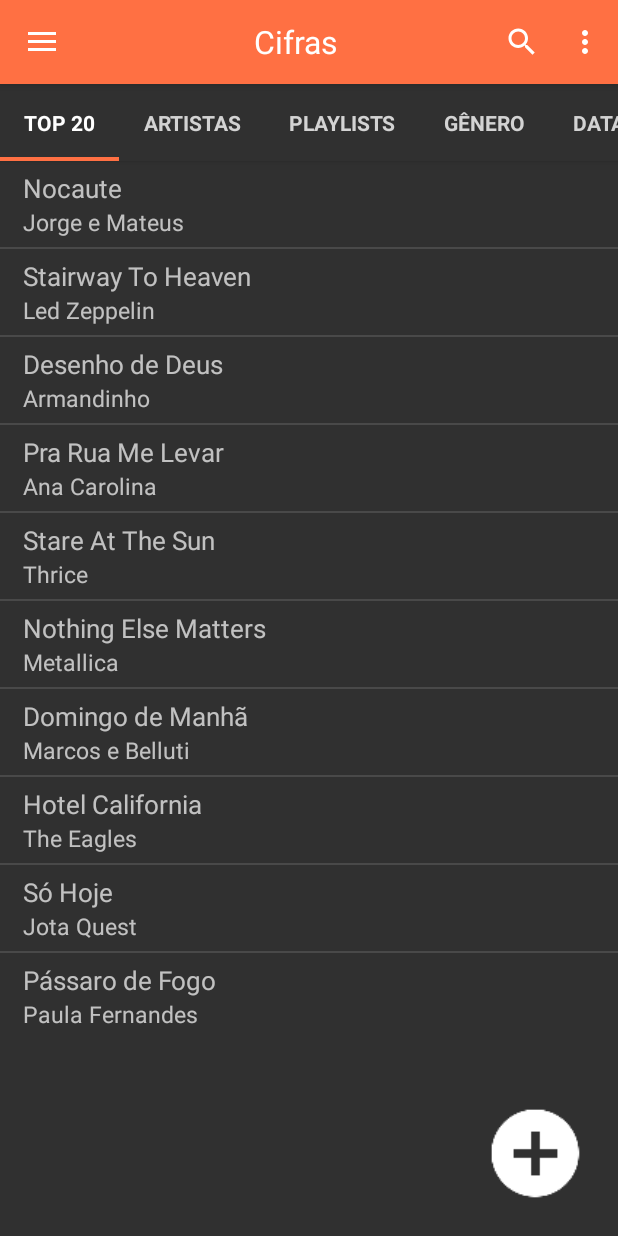
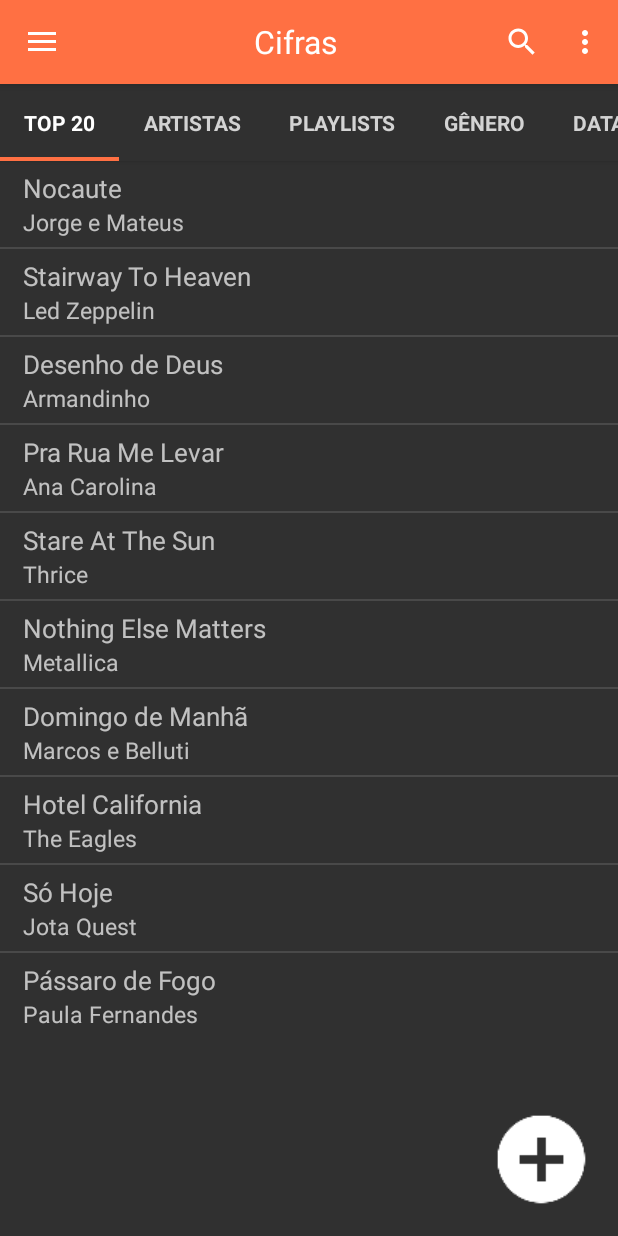
Before and after one commit to Marcelexx/autocifra, an Android app: the screen it shows after launch (MainActivity), on a phone screen of 412 x 824 dp. Run offline under Robolectric (Android 15) with nearby library versions, the phone set to English and light mode, and no system bars.

Commit message:
Padronização de código e remoção de Warnings; Ajuste de margens;

```diff
--- a/app/src/main/java/marceloferracin/autocifra/activities/MainActivity.java
+++ b/app/src/main/java/marceloferracin/autocifra/activities/MainActivity.java
@@ -33,7 +33,6 @@ public class MainActivity extends AppCompatActivity {
 
     @Override
     public boolean onOptionsItemSelected(MenuItem item) {
-        // The action bar home/up action should open or close the drawer.
         switch (item.getItemId()) {
             case android.R.id.home:
                 mDrawer.openDrawer(GravityCompat.START);
--- a/app/src/main/java/marceloferracin/autocifra/adapters/CifrasViewPagerAdapter.java
+++ b/app/src/main/java/marceloferracin/autocifra/adapters/CifrasViewPagerAdapter.java
@@ -16,8 +16,8 @@ public class CifrasViewPagerAdapter extends FragmentStatePagerAdapter {
     private CharSequence mTitles[];
     private int mNumOfTabs;
 
-    public CifrasViewPagerAdapter(FragmentManager fm, CharSequence titles[], int numOfTabs) {
-        super(fm);
+    public CifrasViewPagerAdapter(FragmentManager fragmentManager, CharSequence titles[], int numOfTabs) {
+        super(fragmentManager);
 
         mTitles = titles;
         mNumOfTabs = numOfTabs;
--- a/app/src/main/java/marceloferracin/autocifra/adapters/PlaylistCifrasListAdapter.java
+++ b/app/src/main/java/marceloferracin/autocifra/adapters/PlaylistCifrasListAdapter.java
@@ -51,7 +51,6 @@ public class PlaylistCifrasListAdapter extends ArrayAdapter<PlaylistItem> {
     @Override
     public View getView(int position, View convertView, ViewGroup parent) {
         if (convertView == null) {
-            //TODO Trocar layout de item
             convertView = LayoutInflater.from(mActivity).inflate(R.layout.playlist_cifas_item, null);
         }
 
--- a/app/src/main/java/marceloferracin/autocifra/adapters/TopCifrasListAdapter.java
+++ b/app/src/main/java/marceloferracin/autocifra/adapters/TopCifrasListAdapter.java
@@ -66,6 +66,7 @@ public class TopCifrasListAdapter extends ArrayAdapter<CifraItem> implements Sec
         return convertView;
     }
 
+    //TODO Trocar desta aba para a de Artistas
     @Override
     public int getPositionForSection(int section) {
         for (int i = section; i >= 0; i--) {
--- a/app/src/main/java/marceloferracin/autocifra/fragments/CifrasFragment.java
+++ b/app/src/main/java/marceloferracin/autocifra/fragments/CifrasFragment.java
@@ -38,7 +38,7 @@ public class CifrasFragment extends Fragment {
         cifrasViewPager.setAdapter(cifrasViewPagerAdapter);
 
         SlidingTabLayout cifrasSlidingTabs = (SlidingTabLayout) v.findViewById(R.id.cifrasSlidingTabs);
-        cifrasSlidingTabs.setDistributeEvenly(true); // To make the Tabs Fixed set this true, This makes the tabs Space Evenly in Available width
+        cifrasSlidingTabs.setDistributeEvenly(true);
 
         cifrasSlidingTabs.setCustomTabColorizer(new SlidingTabLayout.TabColorizer() {
             @Override
--- a/app/src/main/java/marceloferracin/autocifra/fragments/PlaylistCifrasFragment.java
+++ b/app/src/main/java/marceloferracin/autocifra/fragments/PlaylistCifrasFragment.java
@@ -36,7 +36,6 @@ public class PlaylistCifrasFragment extends Fragment {
         //TODO Ler do servidor
         List<PlaylistItem> playlistItemList = setPartialPlaylists();
 
-        //TODO Trocar layout do item
         final PlaylistCifrasListAdapter adapter = new PlaylistCifrasListAdapter(getActivity(), R.layout.playlist_cifas_item, playlistItemList);
         playlistCypherListView.setAdapter(adapter);
     }
--- a/app/src/main/java/marceloferracin/autocifra/layout/IndexScroller.java
+++ b/app/src/main/java/marceloferracin/autocifra/layout/IndexScroller.java
@@ -153,7 +153,7 @@ public class IndexScroller {
         return false;
     }
 
-    public void onSizeChanged(int w, int h, int oldw, int oldh) {
+    public void onSizeChanged(int w, int h) {
         mListViewWidth = w;
         mListViewHeight = h;
         mIndexbarRect = new RectF(w - mIndexbarMargin - mIndexbarWidth
--- a/app/src/main/java/marceloferracin/autocifra/layout/IndexableListView.java
+++ b/app/src/main/java/marceloferracin/autocifra/layout/IndexableListView.java
@@ -96,10 +96,7 @@ public class IndexableListView extends ListView {
 
     @Override
     public boolean onInterceptTouchEvent(MotionEvent ev) {
-        if (mScroller.contains(ev.getX(), ev.getY()))
-            return true;
-
-        return super.onInterceptTouchEvent(ev);
+        return mScroller.contains(ev.getX(), ev.getY()) || super.onInterceptTouchEvent(ev);
     }
 
     @Override
@@ -113,7 +110,7 @@ public class IndexableListView extends ListView {
     protected void onSizeChanged(int w, int h, int oldw, int oldh) {
         super.onSizeChanged(w, h, oldw, oldh);
         if (mScroller != null)
-            mScroller.onSizeChanged(w, h, oldw, oldh);
+            mScroller.onSizeChanged(w, h);
     }
 
 }
--- a/app/src/main/java/marceloferracin/autocifra/layout/SlidingTabLayout.java
+++ b/app/src/main/java/marceloferracin/autocifra/layout/SlidingTabLayout.java
@@ -42,7 +42,7 @@ public class SlidingTabLayout extends HorizontalScrollView {
     private boolean mDistributeEvenly;
 
     private ViewPager mViewPager;
-    private SparseArray<String> mContentDescriptions = new SparseArray<String>();
+    private SparseArray<String> mContentDescriptions = new SparseArray<>();
     private ViewPager.OnPageChangeListener mViewPagerPageChangeListener;
 
     private final SlidingTabStrip mTabStrip;
--- a/app/src/main/java/marceloferracin/autocifra/layout/SlidingTabStrip.java
+++ b/app/src/main/java/marceloferracin/autocifra/layout/SlidingTabStrip.java
@@ -43,7 +43,6 @@ public class SlidingTabStrip extends LinearLayout {
     private final int mSelectedIndicatorThickness;
     private final Paint mSelectedIndicatorPaint;
 
-    private final int mDefaultBottomBorderColor;
 
     private int mSelectedPosition;
     private float mSelectionOffset;
@@ -65,7 +64,7 @@ public class SlidingTabStrip extends LinearLayout {
         context.getTheme().resolveAttribute(android.R.attr.colorForeground, outValue, true);
         final int themeForegroundColor = outValue.data;
 
-        mDefaultBottomBorderColor = setColorAlpha(themeForegroundColor,
+        final int defaultBottomBorderColor = setColorAlpha(themeForegroundColor,
                 DEFAULT_BOTTOM_BORDER_COLOR_ALPHA);
 
         mDefaultTabColorizer = new SimpleTabColorizer();
@@ -73,7 +72,7 @@ public class SlidingTabStrip extends LinearLayout {
 
         mBottomBorderThickness = (int) (DEFAULT_BOTTOM_BORDER_THICKNESS_DIPS * density);
         mBottomBorderPaint = new Paint();
-        mBottomBorderPaint.setColor(mDefaultBottomBorderColor);
+        mBottomBorderPaint.setColor(defaultBottomBorderColor);
 
         mSelectedIndicatorThickness = (int) (SELECTED_INDICATOR_THICKNESS_DIPS * density);
         mSelectedIndicatorPaint = new Paint();
--- a/app/src/main/res/layout/fragment_cifras.xml
+++ b/app/src/main/res/layout/fragment_cifras.xml
@@ -31,9 +31,8 @@
         android:layout_alignParentBottom="true"
         android:layout_alignParentEnd="true"
         android:layout_alignParentRight="true"
-        android:layout_marginBottom="20dp"
-        android:layout_marginEnd="20dp"
-        android:layout_marginRight="20dp"
-        android:background="@mipmap/ic_add_circle_white_48dp" />
+        android:layout_margin="@dimen/fab_margin"
+        android:background="@mipmap/ic_add_circle_white_48dp"
+        android:contentDescription="@null" />
 
 </RelativeLayout>
--- a/app/src/main/res/layout/toolbar.xml
+++ b/app/src/main/res/layout/toolbar.xml
@@ -11,11 +11,11 @@
 
         <TextView
             android:id="@+id/main_toolbar_title"
+            android:layout_width="wrap_content"
+            android:layout_height="wrap_content"
+            android:layout_centerInParent="true"
             android:textColor="@color/white"
-            android:textSize="21sp"
-            android:layout_centerInParent="true"
-            android:layout_width="wrap_content"
-            android:layout_height="wrap_content" />
+            android:textSize="21sp" />
 
     </RelativeLayout>
 </android.support.v7.widget.Toolbar>
--- a/app/src/main/res/menu/menu_music.xml
+++ b/app/src/main/res/menu/menu_music.xml
@@ -11,7 +11,7 @@
     <item
         android:id="@+id/top_music_search"
         android:icon="@android:drawable/ic_menu_search"
-        app:showAsAction="ifRoom"
+        android:title="@string/search_menu"
         app:actionViewClass="android.support.v7.widget.SearchView"
-        android:title="@string/search_menu"/>
+        app:showAsAction="ifRoom" />
 </menu>
```
Also changed, not shown: app/src/main/res/layout/activity_main.xml (line endings or trailing spaces).
